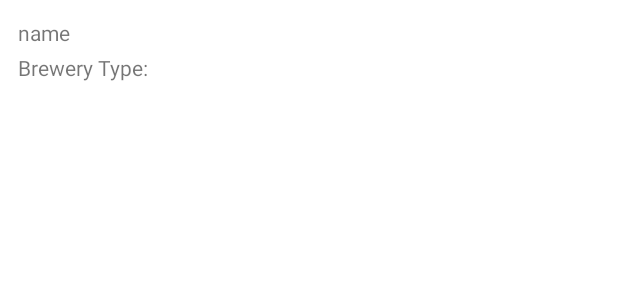
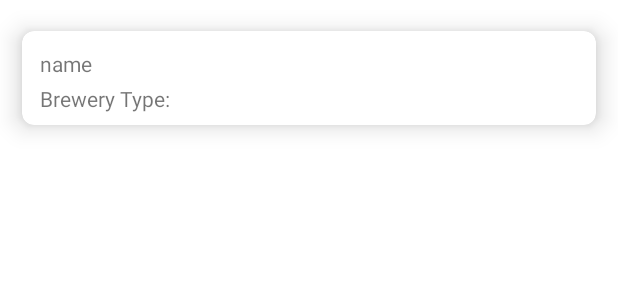
Before and after one commit to NelsonMartinez0621/Assignment2, an Android app: the layout item_brewery.xml on its own in the app's theme, with its tools: preview values and no code run, on a phone screen of 412 x 824 dp. Shown: the top 300 px of the screen. Run offline under Robolectric (Android 15) with nearby library versions, the phone set to English and light mode, and no system bars; network calls fail.

Commit message:
Second Commit

```diff
--- a/app/src/main/res/layout/item_brewery.xml
+++ b/app/src/main/res/layout/item_brewery.xml
@@ -2,10 +2,23 @@
 <androidx.constraintlayout.widget.ConstraintLayout xmlns:android="http://schemas.android.com/apk/res/android"
     android:layout_width="match_parent"
     android:layout_height="wrap_content"
-    android:padding="8dp"
     xmlns:tools="http://schemas.android.com/tools"
     xmlns:app="http://schemas.android.com/apk/res-auto">
+    <androidx.cardview.widget.CardView
+        android:layout_width="match_parent"
+        android:layout_height="wrap_content"
+        app:cardElevation="10dp"
+        app:cardCornerRadius="8dp"
+        app:cardBackgroundColor="@color/white"
+        app:cardMaxElevation="12dp"
+        app:cardPreventCornerOverlap="true"
+        app:cardUseCompatPadding="true"
+        app:layout_constraintTop_toTopOf="parent">
 
+        <androidx.constraintlayout.widget.ConstraintLayout
+            android:layout_width="match_parent"
+            android:layout_height="wrap_content"
+            android:layout_margin="8dp">
             <TextView
                 android:id="@+id/tv_name"
                 android:layout_width="wrap_content"
@@ -14,8 +27,6 @@
                 app:layout_constraintTop_toTopOf="parent"
                 app:layout_constraintStart_toStartOf="parent"
                 tools:text="name" />
-
-
             <TextView
                 android:id="@+id/tv_brewery_type"
                 android:layout_width="wrap_content"
@@ -25,7 +36,6 @@
                 app:layout_constraintTop_toBottomOf="@id/tv_name"
                 app:layout_constraintStart_toStartOf="parent"
                 />
-
-
-
         </androidx.constraintlayout.widget.ConstraintLayout>
+    </androidx.cardview.widget.CardView>
+</androidx.constraintlayout.widget.ConstraintLayout>
```
Also changed, not shown: app/src/main/java/com/example/assignment2/ui/search/SearchFragment.kt (+5 -5 lines). Lines whose indentation alone changed are shown as unchanged.
